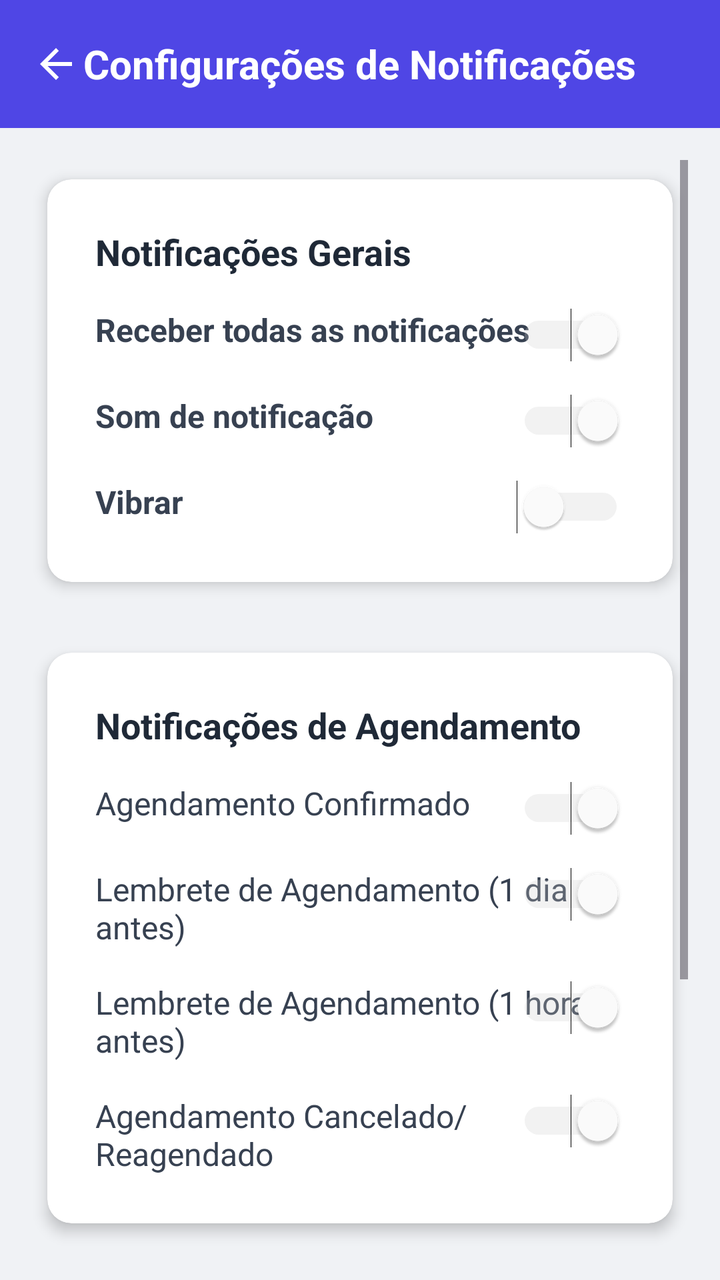
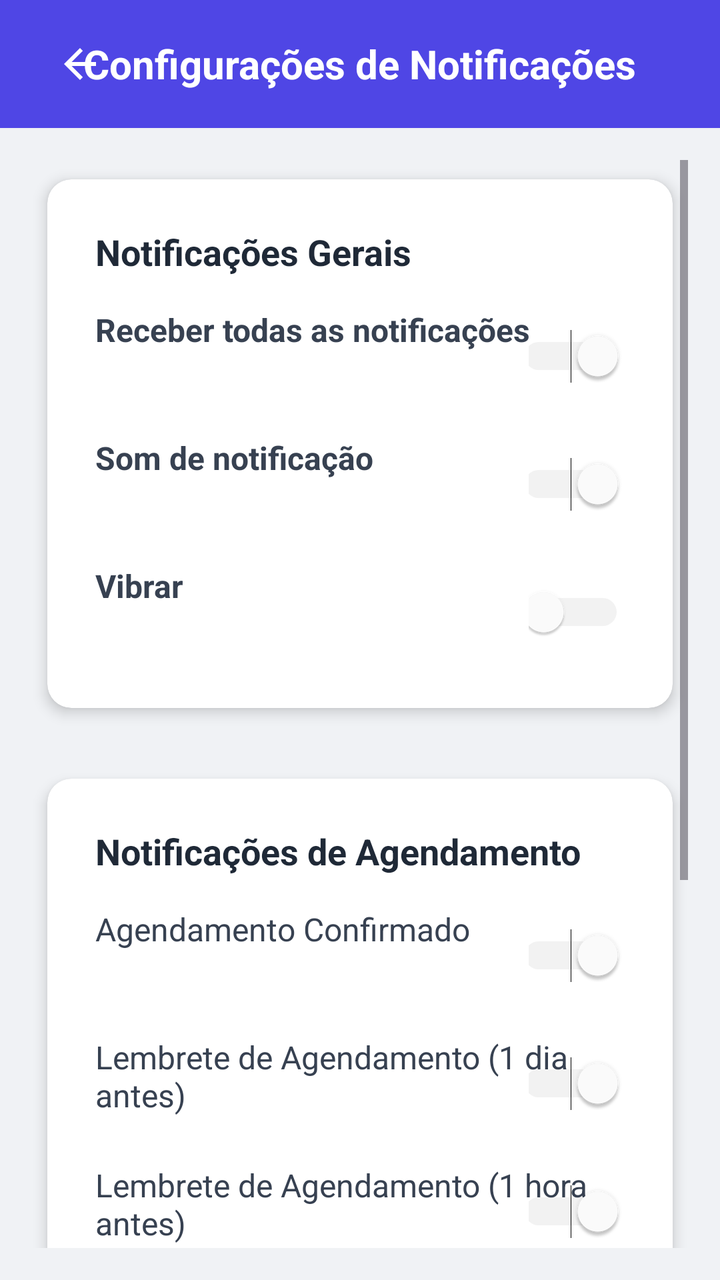

The first picture is an Android layout as it rendered before a commit; the second is the same layout after the commit. The layout source and the unified diff follow.
<!-- AndroidManifest.xml: application theme Theme.SmartApp -->
<!-- res/layout/gerenciar_notificacoes.xml -->
<?xml version="1.0" encoding="utf-8"?>
<RelativeLayout xmlns:android="http://schemas.android.com/apk/res/android"
    xmlns:app="http://schemas.android.com/apk/res-auto"
    android:layout_width="match_parent"
    android:layout_height="match_parent"
    android:background="#f0f2f5">

    
    <RelativeLayout
        android:id="@+id/header"
        android:layout_width="match_parent"
        android:layout_height="?attr/actionBarSize"
        android:background="#4F46E5"
        android:padding="16dp">

        <ImageButton
            android:id="@+id/backButton"
            android:layout_width="wrap_content"
            android:layout_height="match_parent"
            android:background="?attr/selectableItemBackgroundBorderless"
            android:src="@drawable/ic_arrow_back"
            android:tint="@android:color/white"
            android:layout_alignParentStart="true"/>

        <TextView
            android:layout_width="wrap_content"
            android:layout_height="wrap_content"
            android:layout_centerInParent="true"
            android:text="Configurações de Notificações"
            android:textColor="@android:color/white"
            android:textSize="20sp"
            android:textStyle="bold"/>
    </RelativeLayout>

    
    <ScrollView
        android:layout_width="match_parent"
        android:layout_height="match_parent"
        android:layout_below="@id/header"
        android:padding="16dp">

        <LinearLayout
            android:layout_width="match_parent"
            android:layout_height="wrap_content"
            android:orientation="vertical">

            
            <androidx.cardview.widget.CardView
                android:layout_width="match_parent"
                android:layout_height="wrap_content"
                app:cardCornerRadius="12dp"
                app:cardElevation="4dp"
                app:cardUseCompatPadding="true"
                android:layout_marginBottom="16dp">

                <LinearLayout
                    android:layout_width="match_parent"
                    android:layout_height="wrap_content"
                    android:orientation="vertical"
                    android:padding="24dp">

                    <TextView
                        android:layout_width="match_parent"
                        android:layout_height="wrap_content"
                        android:text="Notificações Gerais"
                        android:textColor="#1F2937"
                        android:textSize="18sp"
                        android:textStyle="bold"
                        android:layout_marginBottom="16dp"/>

                    
                    <RelativeLayout
                        android:layout_width="match_parent"
                        android:layout_height="wrap_content"
                        android:layout_marginBottom="16dp">

                        <TextView
                            android:layout_width="wrap_content"
                            android:layout_height="wrap_content"
                            android:text="Receber todas as notificações"
                            android:textColor="#374151"
                            android:textSize="16sp"
                            android:textStyle="bold"/>

                        <Switch
                            android:id="@+id/toggleAll"
                            android:layout_width="wrap_content"
                            android:layout_height="wrap_content"
                            android:layout_alignParentEnd="true"
                            android:checked="true"
                            android:thumbTint="@color/switch_thumb"
                            android:trackTint="@color/switch_track"/>
                    </RelativeLayout>

                    
                    <RelativeLayout
                        android:layout_width="match_parent"
                        android:layout_height="wrap_content"
                        android:layout_marginBottom="16dp">

                        <TextView
                            android:layout_width="wrap_content"
                            android:layout_height="wrap_content"
                            android:text="Som de notificação"
                            android:textColor="#374151"
                            android:textSize="16sp"
                            android:textStyle="bold"/>

                        <Switch
                            android:id="@+id/toggleSound"
                            android:layout_width="wrap_content"
                            android:layout_height="wrap_content"
                            android:layout_alignParentEnd="true"
                            android:checked="true"
                            android:thumbTint="@color/switch_thumb"
                            android:trackTint="@color/switch_track"/>
                    </RelativeLayout>

                    
                    <RelativeLayout
                        android:layout_width="match_parent"
                        android:layout_height="wrap_content">

                        <TextView
                            android:layout_width="wrap_content"
                            android:layout_height="wrap_content"
                            android:text="Vibrar"
                            android:textColor="#374151"
                            android:textSize="16sp"
                            android:textStyle="bold"/>

                        <Switch
                            android:id="@+id/toggleVibrate"
                            android:layout_width="wrap_content"
                            android:layout_height="wrap_content"
                            android:layout_alignParentEnd="true"
                            android:checked="false"
                            android:thumbTint="@color/switch_thumb"
                            android:trackTint="@color/switch_track"/>
                    </RelativeLayout>
                </LinearLayout>
            </androidx.cardview.widget.CardView>

            
            <androidx.cardview.widget.CardView
                android:layout_width="match_parent"
                android:layout_height="wrap_content"
                app:cardCornerRadius="12dp"
                app:cardElevation="4dp"
                app:cardUseCompatPadding="true"
                android:layout_marginBottom="16dp">

                <LinearLayout
                    android:layout_width="match_parent"
                    android:layout_height="wrap_content"
                    android:orientation="vertical"
                    android:padding="24dp">

                    <TextView
                        android:layout_width="match_parent"
                        android:layout_height="wrap_content"
                        android:text="Notificações de Agendamento"
                        android:textColor="#1F2937"
                        android:textSize="18sp"
                        android:textStyle="bold"
                        android:layout_marginBottom="16dp"/>

                    
                    <RelativeLayout
                        android:layout_width="match_parent"
                        android:layout_height="wrap_content"
                        android:layout_marginBottom="16dp">

                        <TextView
                            android:layout_width="wrap_content"
                            android:layout_height="wrap_content"
                            android:text="Agendamento Confirmado"
                            android:textColor="#374151"
                            android:textSize="16sp"/>

                        <Switch
                            android:id="@+id/toggleConfirmed"
                            android:layout_width="wrap_content"
                            android:layout_height="wrap_content"
                            android:layout_alignParentEnd="true"
                            android:checked="true"
                            android:thumbTint="@color/switch_thumb"
                            android:trackTint="@color/switch_track"/>
                    </RelativeLayout>

                    
                    <RelativeLayout
                        android:layout_width="match_parent"
                        android:layout_height="wrap_content"
                        android:layout_marginBottom="16dp">

                        <TextView
                            android:layout_width="wrap_content"
                            android:layout_height="wrap_content"
                            android:text="Lembrete de Agendamento (1 dia antes)"
                            android:textColor="#374151"
                            android:textSize="16sp"/>

                        <Switch
                            android:id="@+id/toggleReminder1Day"
                            android:layout_width="wrap_content"
                            android:layout_height="wrap_content"
                            android:layout_alignParentEnd="true"
                            android:checked="true"
                            android:thumbTint="@color/switch_thumb"
                            android:trackTint="@color/switch_track"/>
                    </RelativeLayout>

                    
                    <RelativeLayout
                        android:layout_width="match_parent"
                        android:layout_height="wrap_content"
                        android:layout_marginBottom="16dp">

                        <TextView
                            android:layout_width="wrap_content"
                            android:layout_height="wrap_content"
                            android:text="Lembrete de Agendamento (1 hora antes)"
                            android:textColor="#374151"
                            android:textSize="16sp"/>

                        <Switch
                            android:id="@+id/toggleReminder1Hour"
                            android:layout_width="wrap_content"
                            android:layout_height="wrap_content"
                            android:layout_alignParentEnd="true"
                            android:checked="true"
                            android:thumbTint="@color/switch_thumb"
                            android:trackTint="@color/switch_track"/>
                    </RelativeLayout>

                    
                    <RelativeLayout
                        android:layout_width="match_parent"
                        android:layout_height="wrap_content">

                        <TextView
                            android:layout_width="wrap_content"
                            android:layout_height="wrap_content"
                            android:text="Agendamento Cancelado/Reagendado"
                            android:textColor="#374151"
                            android:textSize="16sp"/>

                        <Switch
                            android:id="@+id/toggleCancelled"
                            android:layout_width="wrap_content"
                            android:layout_height="wrap_content"
                            android:layout_alignParentEnd="true"
                            android:checked="true"
                            android:thumbTint="@color/switch_thumb"
                            android:trackTint="@color/switch_track"/>
                    </RelativeLayout>
                </LinearLayout>
            </androidx.cardview.widget.CardView>

            
            <androidx.cardview.widget.CardView
                android:layout_width="match_parent"
                android:layout_height="wrap_content"
                app:cardCornerRadius="12dp"
                app:cardElevation="4dp"
                app:cardUseCompatPadding="true">

                <LinearLayout
                    android:layout_width="match_parent"
                    android:layout_height="wrap_content"
                    android:orientation="vertical"
                    android:padding="24dp">

                    <TextView
                        android:layout_width="match_parent"
                        android:layout_height="wrap_content"
                        android:text="Outras Notificações"
                        android:textColor="#1F2937"
                        android:textSize="18sp"
                        android:textStyle="bold"
                        android:layout_marginBottom="16dp"/>

                    
                    <RelativeLayout
                        android:layout_width="match_parent"
                        android:layout_height="wrap_content"
                        android:layout_marginBottom="16dp">

                        <TextView
                            android:layout_width="wrap_content"
                            android:layout_height="wrap_content"
                            android:text="Novas Mensagens"
                            android:textColor="#374151"
                            android:textSize="16sp"/>

                        <Switch
                            android:id="@+id/toggleMessages"
                            android:layout_width="wrap_content"
                            android:layout_height="wrap_content"
                            android:layout_alignParentEnd="true"
                            android:checked="true"
                            android:thumbTint="@color/switch_thumb"
                            android:trackTint="@color/switch_track"/>
                    </RelativeLayout>

                    
                    <RelativeLayout
                        android:layout_width="match_parent"
                        android:layout_height="wrap_content">

                        <TextView
                            android:layout_width="wrap_content"
                            android:layout_height="wrap_content"
                            android:text="Atualizações de Serviços/Promoções"
                            android:textColor="#374151"
                            android:textSize="16sp"/>

                        <Switch
                            android:id="@+id/togglePromotions"
                            android:layout_width="wrap_content"
                            android:layout_height="wrap_content"
                            android:layout_alignParentEnd="true"
                            android:checked="false"
                            android:thumbTint="@color/switch_thumb"
                            android:trackTint="@color/switch_track"/>
                    </RelativeLayout>
                </LinearLayout>
            </androidx.cardview.widget.CardView>
        </LinearLayout>
    </ScrollView>
</RelativeLayout>
<!-- resources referenced by this layout -->
<resources>
  <color name="switch_thumb">#FFFFFF</color>
  <color name="switch_track">#CCCCCC</color>
  <!-- drawable ic_arrow_back (drawable) -->
  <vector xmlns:android="http://schemas.android.com/apk/res/android"
      android:width="24dp"
      android:height="24dp"
      android:viewportWidth="24"
      android:viewportHeight="24">
      <path android:fillColor="#FFFFFF" android:pathData="M20,11H7.83l5.59,-5.59L12,4l-8,8 8,8 1.41,-1.41L7.83,13H20v-2z"/>
  </vector>
  <style name="Theme.SmartApp" parent="Base.Theme.SmartApp" />
  <style name="Base.Theme.SmartApp" parent="Theme.Material3.DayNight.NoActionBar" />
</resources>

<!-- the commit's change to res/layout/gerenciar_notificacoes.xml (unified diff, before → after) -->
@@ -1,6 +1,7 @@
 <?xml version="1.0" encoding="utf-8"?>
 <RelativeLayout xmlns:android="http://schemas.android.com/apk/res/android"
     xmlns:app="http://schemas.android.com/apk/res-auto"
+    xmlns:tools="http://schemas.android.com/tools"
     android:layout_width="match_parent"
     android:layout_height="match_parent"
     android:background="#f0f2f5">
@@ -15,11 +16,11 @@
 
         <ImageButton
             android:id="@+id/backButton"
-            android:layout_width="wrap_content"
-            android:layout_height="match_parent"
+            android:layout_width="48dp"
+            android:layout_height="48dp"
             android:background="?attr/selectableItemBackgroundBorderless"
+            android:contentDescription="gere2"
             android:src="@drawable/ic_arrow_back"
-            android:tint="@android:color/white"
             android:layout_alignParentStart="true"/>
 
         <TextView
@@ -84,8 +85,8 @@
 
                         <Switch
                             android:id="@+id/toggleAll"
-                            android:layout_width="wrap_content"
-                            android:layout_height="wrap_content"
+                            android:layout_width="48dp"
+                            android:layout_height="48dp"
                             android:layout_alignParentEnd="true"
                             android:checked="true"
                             android:thumbTint="@color/switch_thumb"
@@ -108,8 +109,8 @@
 
                         <Switch
                             android:id="@+id/toggleSound"
-                            android:layout_width="wrap_content"
-                            android:layout_height="wrap_content"
+                            android:layout_width="48dp"
+                            android:layout_height="48dp"
                             android:layout_alignParentEnd="true"
                             android:checked="true"
                             android:thumbTint="@color/switch_thumb"
@@ -131,12 +132,13 @@
 
                         <Switch
                             android:id="@+id/toggleVibrate"
-                            android:layout_width="wrap_content"
-                            android:layout_height="wrap_content"
+                            android:layout_width="48dp"
+                            android:layout_height="48dp"
                             android:layout_alignParentEnd="true"
                             android:checked="false"
                             android:thumbTint="@color/switch_thumb"
-                            android:trackTint="@color/switch_track"/>
+                            android:trackTint="@color/switch_track"
+                            tools:ignore="UseSwitchCompatOrMaterialXml" />
                     </RelativeLayout>
                 </LinearLayout>
             </androidx.cardview.widget.CardView>
@@ -180,8 +182,8 @@
 
                         <Switch
                             android:id="@+id/toggleConfirmed"
-                            android:layout_width="wrap_content"
-                            android:layout_height="wrap_content"
+                            android:layout_width="48dp"
+                            android:layout_height="48dp"
                             android:layout_alignParentEnd="true"
                             android:checked="true"
                             android:thumbTint="@color/switch_thumb"
@@ -203,8 +205,8 @@
 
                         <Switch
                             android:id="@+id/toggleReminder1Day"
-                            android:layout_width="wrap_content"
-                            android:layout_height="wrap_content"
+                            android:layout_width="48dp"
+                            android:layout_height="48dp"
                             android:layout_alignParentEnd="true"
                             android:checked="true"
                             android:thumbTint="@color/switch_thumb"
@@ -226,8 +228,8 @@
 
                         <Switch
                             android:id="@+id/toggleReminder1Hour"
-                            android:layout_width="wrap_content"
-                            android:layout_height="wrap_content"
+                            android:layout_width="48dp"
+                            android:layout_height="48dp"
                             android:layout_alignParentEnd="true"
                             android:checked="true"
                             android:thumbTint="@color/switch_thumb"
@@ -248,8 +250,8 @@
 
                         <Switch
                             android:id="@+id/toggleCancelled"
-                            android:layout_width="wrap_content"
-                            android:layout_height="wrap_content"
+                            android:layout_width="48dp"
+                            android:layout_height="48dp"
                             android:layout_alignParentEnd="true"
                             android:checked="true"
                             android:thumbTint="@color/switch_thumb"
